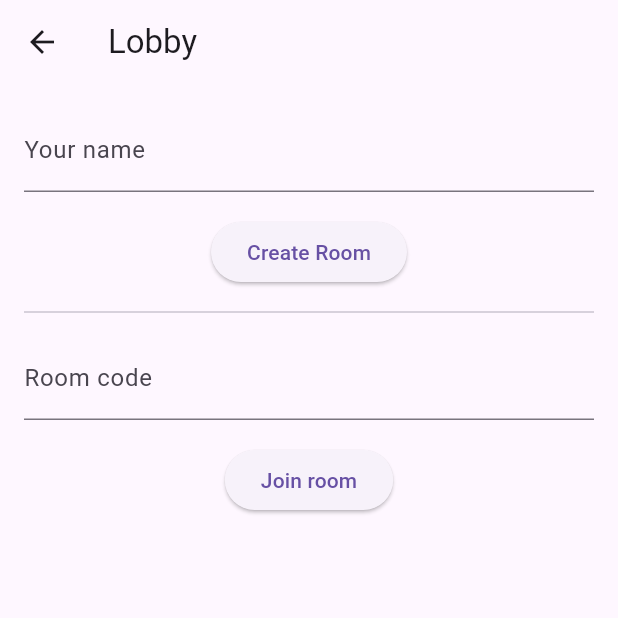
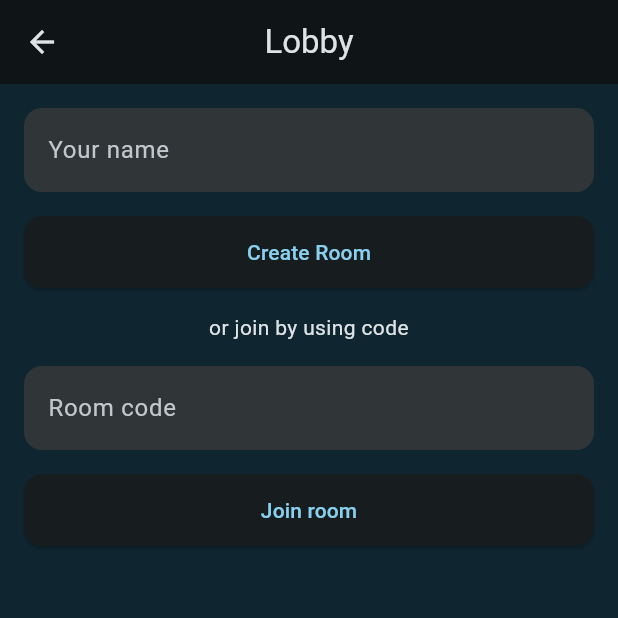
Before and after one commit to AmbroCust/lifeboat_dart_flutter, a Flutter app: the LobbyScreen screen opened directly, on a phone screen of 412 x 824 dp, the top half of it. Run offline on Flutter 3.47's test engine with Material 3 defaults, Android fonts, the phone set to English and light mode, and no system bars; our stand-ins replace flutter_bloc, freezed_annotation.

Commit message:
added sea theme and Centered widget

```diff
--- a/projectx/lib/features/lobby/connect_screen.dart
+++ b/projectx/lib/features/lobby/connect_screen.dart
@@ -1,5 +1,6 @@
 import 'package:flutter/material.dart';
 import 'package:flutter_bloc/flutter_bloc.dart';
+import 'package:projectx/shared/widgets/centered.dart';
 
 import 'bloc/lobby_bloc.dart';
 import 'bloc/lobby_event.dart';
@@ -28,7 +29,8 @@ class _ConnectScreenState extends State<ConnectScreen> {
 
     return Scaffold(
       appBar: AppBar(title: const Text('Lifeboat')),
-      body: Padding(
+      body: Centered(
+        child: Padding(
           padding: const EdgeInsets.all(16),
           child: Column(
             children: [
@@ -50,6 +52,7 @@ class _ConnectScreenState extends State<ConnectScreen> {
             ],
           ),
         ),
+      ),
     );
   }
 }
--- a/projectx/lib/features/lobby/lobby_screen.dart
+++ b/projectx/lib/features/lobby/lobby_screen.dart
@@ -1,5 +1,6 @@
 import 'package:flutter/material.dart';
 import 'package:flutter_bloc/flutter_bloc.dart';
+import 'package:projectx/shared/widgets/centered.dart';
 
 import 'bloc/lobby_bloc.dart';
 import 'bloc/lobby_event.dart';
@@ -29,8 +30,7 @@ class _LobbyScreenState extends State<LobbyScreen> {
 
     return Scaffold(
       appBar: AppBar(title: const Text('Lobby')),
-      body: Padding(
-        padding: const EdgeInsets.all(16),
+      body: Centered(
         child: switch(state) {
           LobbyInRoomState() => _buildRoom(context, state),
           _ => _buildMenu(context),
@@ -52,7 +52,10 @@ class _LobbyScreenState extends State<LobbyScreen> {
           onPressed:  () => bloc.add(LobbyCreateRoomRequested(_name.text.trim())),
           child: const Text('Create Room'),
         ),
-        const Divider(height: 32),
+        const Padding(
+          padding: EdgeInsets.symmetric(vertical: 16),
+          child: Text('or join by using code', textAlign: TextAlign.center),
+        ),
         TextField(
           controller: _code,
           decoration: const InputDecoration(labelText: 'Room code'),
--- a/projectx/lib/main.dart
+++ b/projectx/lib/main.dart
@@ -2,6 +2,7 @@ import 'package:flutter/material.dart';
 import 'package:flutter_bloc/flutter_bloc.dart';
 import 'package:projectx/features/lobby/bloc/lobby_bloc.dart';
 import 'package:projectx/features/lobby/lobby_screen.dart';
+import 'package:projectx/themes.dart';
 
 import 'features/lobby/bloc/lobby_state.dart';
 import 'features/lobby/bloc/lobby_event.dart';
@@ -24,7 +25,7 @@ class App extends StatelessWidget {
       child: BlocProvider(
         lazy: false,
         create: (context) => LobbyBloc(context.read<WebSocketService>()),
-        child: const MaterialApp(home: LobbyGate()),
+        child: MaterialApp(theme: appTheme, home: LobbyGate()),
       ),
     );
   }
--- /dev/null
+++ b/projectx/lib/shared/widgets/centered.dart
@@ -0,0 +1,19 @@
+import 'package:flutter/material.dart';
+
+class Centered extends StatelessWidget {
+  final Widget child;
+  const Centered({super.key, required this.child});
+
+  @override
+  Widget build(BuildContext context) {
+    return Center(
+      child: ConstrainedBox(
+        constraints: const BoxConstraints(maxWidth: 420),
+        child: Padding(
+          padding: const EdgeInsets.all(16),
+          child: child,
+        ),
+      ),
+    );
+  }
+}
--- /dev/null
+++ b/projectx/lib/themes.dart
@@ -0,0 +1,32 @@
+import 'package:flutter/material.dart';
+
+const _sea = Color(0xFF1F4E5F);
+
+final appTheme = ThemeData(
+  useMaterial3: true,
+  colorScheme: ColorScheme.fromSeed(
+    seedColor: _sea,
+    brightness: Brightness.dark,
+  ),
+  scaffoldBackgroundColor: const Color(0xFF0F2530),
+  appBarTheme: const AppBarTheme(centerTitle: true),
+  inputDecorationTheme: InputDecorationTheme(
+    filled: true,
+    border: OutlineInputBorder(
+      borderRadius: BorderRadius.circular(12),
+      borderSide: BorderSide.none,
+    ),
+  ),
+  elevatedButtonTheme: ElevatedButtonThemeData(
+    style: ElevatedButton.styleFrom(
+      minimumSize: const Size.fromHeight(48),
+      shape: RoundedRectangleBorder(borderRadius: BorderRadius.circular(12)),
+    ),
+  ),
+  outlinedButtonTheme: OutlinedButtonThemeData(
+    style: OutlinedButton.styleFrom(
+      minimumSize: const Size(0, 48),
+      shape: RoundedRectangleBorder(borderRadius: BorderRadius.circular(12)),
+    ),
+  ),
+);
```
Lines whose indentation alone changed are shown as unchanged.
